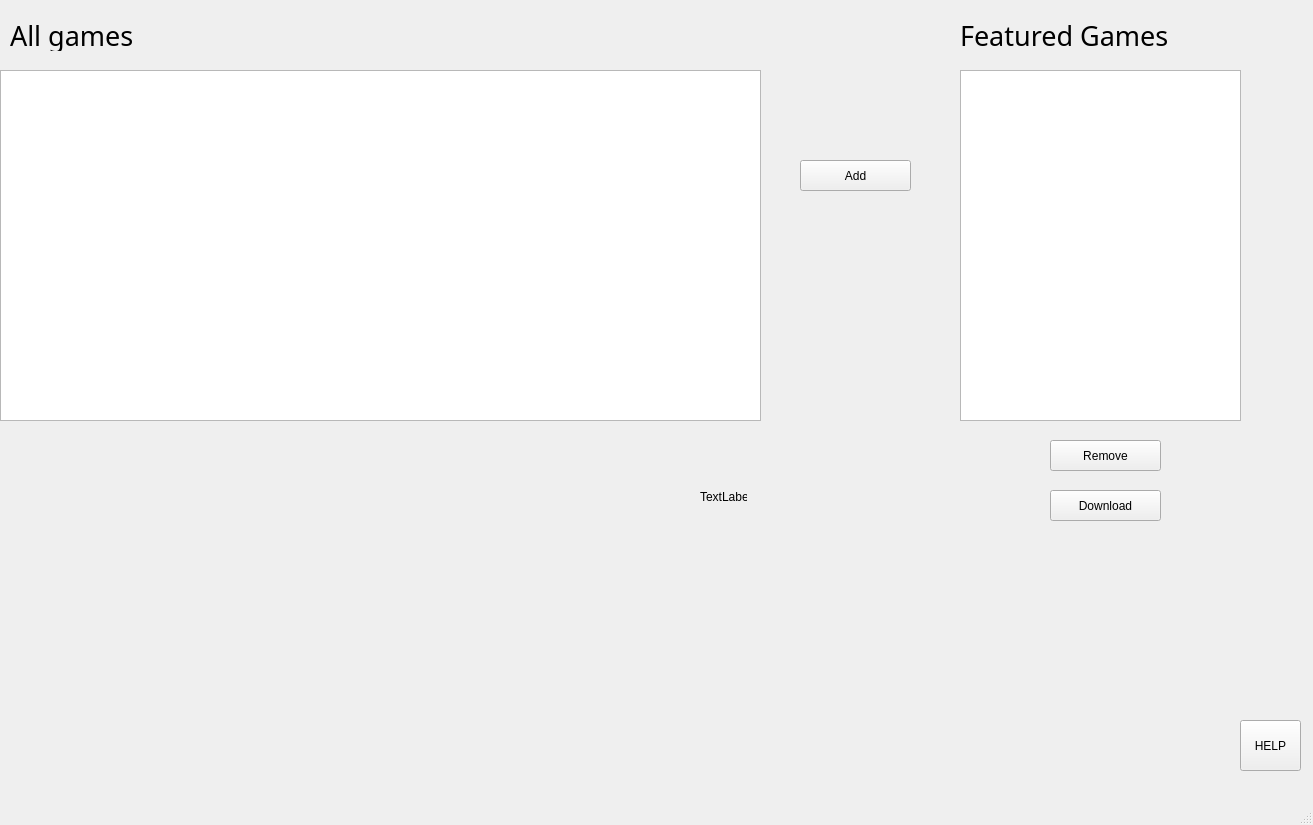
Above: code/BigHW/mainwindow.ui from StephenKoulzhik/DSBA_BigHW1 before the change. Below: the same form after it.
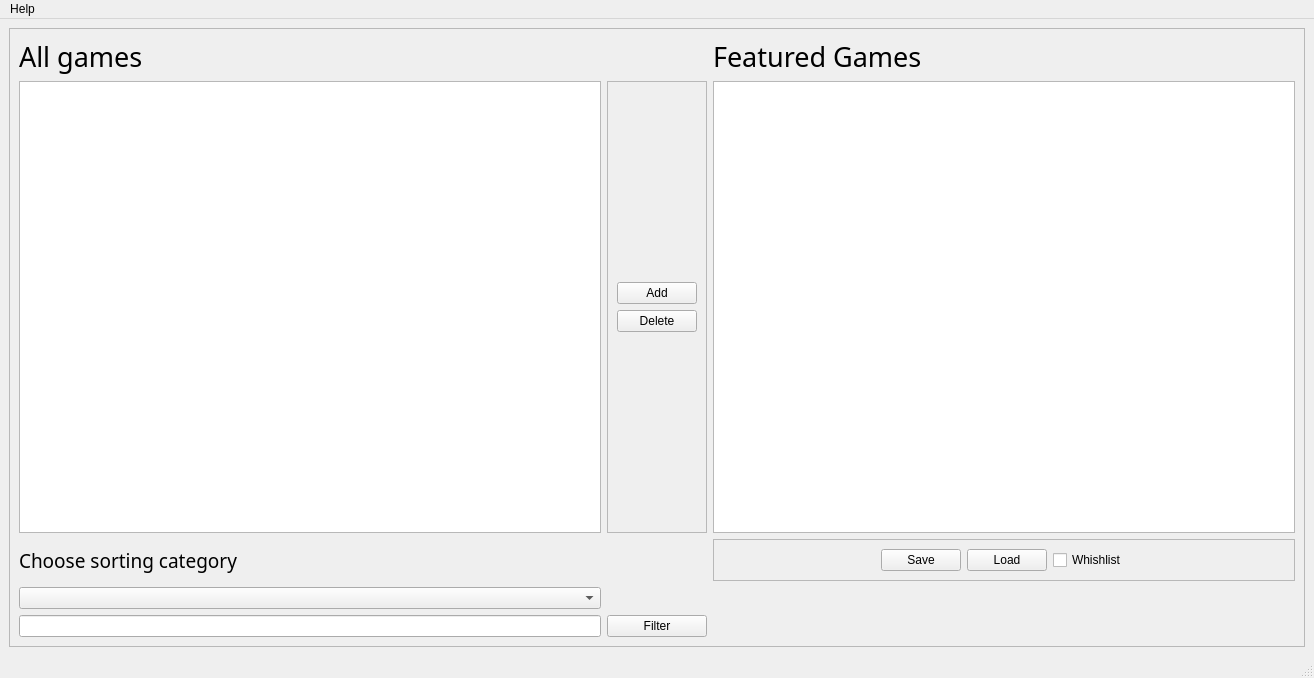
That is the form after the change.

```diff
--- a/code/BigHW/mainwindow.ui
+++ b/code/BigHW/mainwindow.ui
@@ -6,8 +6,8 @@
    <rect>
     <x>0</x>
     <y>0</y>
-    <width>1313</width>
-    <height>825</height>
+    <width>1314</width>
+    <height>678</height>
    </rect>
   </property>
   <property name="windowTitle">
@@ -17,41 +17,18 @@
    <bool>true</bool>
   </property>
   <widget class="QWidget" name="centralwidget">
-   <widget class="QPushButton" name="helpButton">
-    <property name="enabled">
-     <bool>true</bool>
-    </property>
-    <property name="geometry">
-     <rect>
-      <x>1240</x>
-      <y>720</y>
-      <width>61</width>
-      <height>51</height>
-     </rect>
-    </property>
-    <property name="text">
-     <string>HELP</string>
-    </property>
-   </widget>
-   <widget class="QTableView" name="tableView">
-    <property name="geometry">
-     <rect>
-      <x>0</x>
-      <y>70</y>
-      <width>761</width>
-      <height>351</height>
-     </rect>
-    </property>
-   </widget>
+   <layout class="QGridLayout" name="gridLayout">
+    <item row="6" column="3">
+     <widget class="QFrame" name="frame">
+      <property name="frameShape">
+       <enum>QFrame::StyledPanel</enum>
+      </property>
+      <property name="frameShadow">
+       <enum>QFrame::Raised</enum>
+      </property>
+      <layout class="QGridLayout" name="gridLayout_2">
+       <item row="1" column="1">
    <widget class="QLabel" name="label">
-    <property name="geometry">
-     <rect>
-      <x>10</x>
-      <y>20</y>
-      <width>131</width>
-      <height>31</height>
-     </rect>
-    </property>
     <property name="font">
      <font>
       <family>Microsoft New Tai Lue</family>
@@ -65,103 +42,200 @@
      <string>All games</string>
     </property>
    </widget>
-   <widget class="QListView" name="listView">
-    <property name="geometry">
-     <rect>
-      <x>960</x>
-      <y>70</y>
-      <width>281</width>
-      <height>351</height>
-     </rect>
-    </property>
-   </widget>
-   <widget class="QLabel" name="label_2">
-    <property name="geometry">
-     <rect>
-      <x>960</x>
-      <y>20</y>
-      <width>241</width>
-      <height>31</height>
-     </rect>
-    </property>
-    <property name="font">
-     <font>
-      <family>Microsoft Tai Le</family>
-      <pointsize>20</pointsize>
-     </font>
-    </property>
-    <property name="autoFillBackground">
-     <bool>true</bool>
-    </property>
+       </item>
+       <item row="5" column="1">
+        <widget class="QComboBox" name="comboBox"/>
+       </item>
+       <item row="7" column="2">
+        <widget class="QPushButton" name="filteringButton">
     <property name="text">
-     <string>Featured Games</string>
-    </property>
-   </widget>
+          <string>Filter</string>
+         </property>
+        </widget>
+       </item>
+       <item row="3" column="2">
+        <widget class="QFrame" name="frame_2">
+         <property name="frameShape">
+          <enum>QFrame::StyledPanel</enum>
+         </property>
+         <property name="frameShadow">
+          <enum>QFrame::Raised</enum>
+         </property>
+         <layout class="QGridLayout" name="gridLayout_3">
+          <item row="0" column="0">
+           <spacer name="verticalSpacer_2">
+            <property name="orientation">
+             <enum>Qt::Vertical</enum>
+            </property>
+            <property name="sizeHint" stdset="0">
+             <size>
+              <width>20</width>
+              <height>40</height>
+             </size>
+            </property>
+           </spacer>
+          </item>
+          <item row="3" column="0">
+           <spacer name="verticalSpacer">
+            <property name="orientation">
+             <enum>Qt::Vertical</enum>
+            </property>
+            <property name="sizeHint" stdset="0">
+             <size>
+              <width>20</width>
+              <height>40</height>
+             </size>
+            </property>
+           </spacer>
+          </item>
+          <item row="1" column="0">
    <widget class="QPushButton" name="addButton">
-    <property name="geometry">
-     <rect>
-      <x>800</x>
-      <y>160</y>
-      <width>111</width>
-      <height>31</height>
-     </rect>
-    </property>
     <property name="text">
      <string>Add</string>
     </property>
    </widget>
+          </item>
+          <item row="2" column="0">
    <widget class="QPushButton" name="removeButton">
-    <property name="geometry">
-     <rect>
-      <x>1050</x>
-      <y>440</y>
-      <width>111</width>
-      <height>31</height>
-     </rect>
-    </property>
     <property name="styleSheet">
      <string notr="true"/>
     </property>
     <property name="text">
-     <string>Remove</string>
-    </property>
-   </widget>
-   <widget class="QPushButton" name="downloadButton">
-    <property name="geometry">
-     <rect>
-      <x>1050</x>
-      <y>490</y>
-      <width>111</width>
-      <height>31</height>
-     </rect>
-    </property>
-    <property name="text">
-     <string>Download</string>
-    </property>
-   </widget>
+             <string>Delete</string>
+            </property>
+           </widget>
+          </item>
+         </layout>
+        </widget>
+       </item>
+       <item row="4" column="1">
    <widget class="QLabel" name="label_3">
-    <property name="geometry">
-     <rect>
-      <x>700</x>
-      <y>490</y>
-      <width>47</width>
-      <height>13</height>
-     </rect>
-    </property>
+         <property name="font">
+          <font>
+           <family>Microsoft Tai Le</family>
+           <pointsize>14</pointsize>
+          </font>
+         </property>
+         <property name="autoFillBackground">
+          <bool>true</bool>
+         </property>
     <property name="text">
-     <string>TextLabel</string>
-    </property>
-   </widget>
+          <string>Choose sorting category</string>
+         </property>
+        </widget>
+       </item>
+       <item row="1" column="3">
+        <widget class="QLabel" name="label_2">
+         <property name="font">
+          <font>
+           <family>Microsoft Tai Le</family>
+           <pointsize>20</pointsize>
+          </font>
+         </property>
+         <property name="autoFillBackground">
+          <bool>true</bool>
+         </property>
+         <property name="text">
+          <string>Featured Games</string>
+         </property>
+        </widget>
+       </item>
+       <item row="4" column="3">
+        <widget class="QFrame" name="frame_3">
+         <property name="frameShape">
+          <enum>QFrame::StyledPanel</enum>
+         </property>
+         <property name="frameShadow">
+          <enum>QFrame::Raised</enum>
+         </property>
+         <layout class="QGridLayout" name="gridLayout_4">
+          <item row="0" column="4">
+           <spacer name="horizontalSpacer_2">
+            <property name="orientation">
+             <enum>Qt::Horizontal</enum>
+            </property>
+            <property name="sizeHint" stdset="0">
+             <size>
+              <width>40</width>
+              <height>20</height>
+             </size>
+            </property>
+           </spacer>
+          </item>
+          <item row="0" column="2">
+           <widget class="QPushButton" name="pushButton_2">
+            <property name="text">
+             <string>Load</string>
+            </property>
+           </widget>
+          </item>
+          <item row="0" column="1">
+           <widget class="QPushButton" name="downloadButton">
+            <property name="text">
+             <string>Save</string>
+            </property>
+           </widget>
+          </item>
+          <item row="0" column="3">
+           <widget class="QCheckBox" name="checkBox">
+            <property name="text">
+             <string>Whishlist</string>
+            </property>
+           </widget>
+          </item>
+          <item row="0" column="0">
+           <spacer name="horizontalSpacer">
+            <property name="orientation">
+             <enum>Qt::Horizontal</enum>
+            </property>
+            <property name="sizeHint" stdset="0">
+             <size>
+              <width>40</width>
+              <height>20</height>
+             </size>
+            </property>
+           </spacer>
+          </item>
+         </layout>
+        </widget>
+       </item>
+       <item row="3" column="3">
+        <widget class="QListView" name="listView">
+         <property name="maximumSize">
+          <size>
+           <width>16777215</width>
+           <height>16777215</height>
+          </size>
+         </property>
+        </widget>
+       </item>
+       <item row="3" column="1">
+        <widget class="QTableView" name="tableView"/>
+       </item>
+       <item row="7" column="1">
+        <widget class="QLineEdit" name="lineEdit"/>
+       </item>
+      </layout>
+     </widget>
+    </item>
+   </layout>
   </widget>
   <widget class="QMenuBar" name="menubar">
    <property name="geometry">
     <rect>
      <x>0</x>
      <y>0</y>
-     <width>1313</width>
-     <height>21</height>
+     <width>1314</width>
+     <height>22</height>
     </rect>
    </property>
+   <widget class="QMenu" name="menuHelp">
+    <property name="title">
+     <string>Help</string>
+    </property>
+    <addaction name="actionAbout"/>
+   </widget>
+   <addaction name="menuHelp"/>
   </widget>
   <widget class="QStatusBar" name="statusbar"/>
  </widget>
```
Left out of the diff: 5 changed lines with no effect on the pictures. Lines whose indentation alone changed are shown as unchanged.
